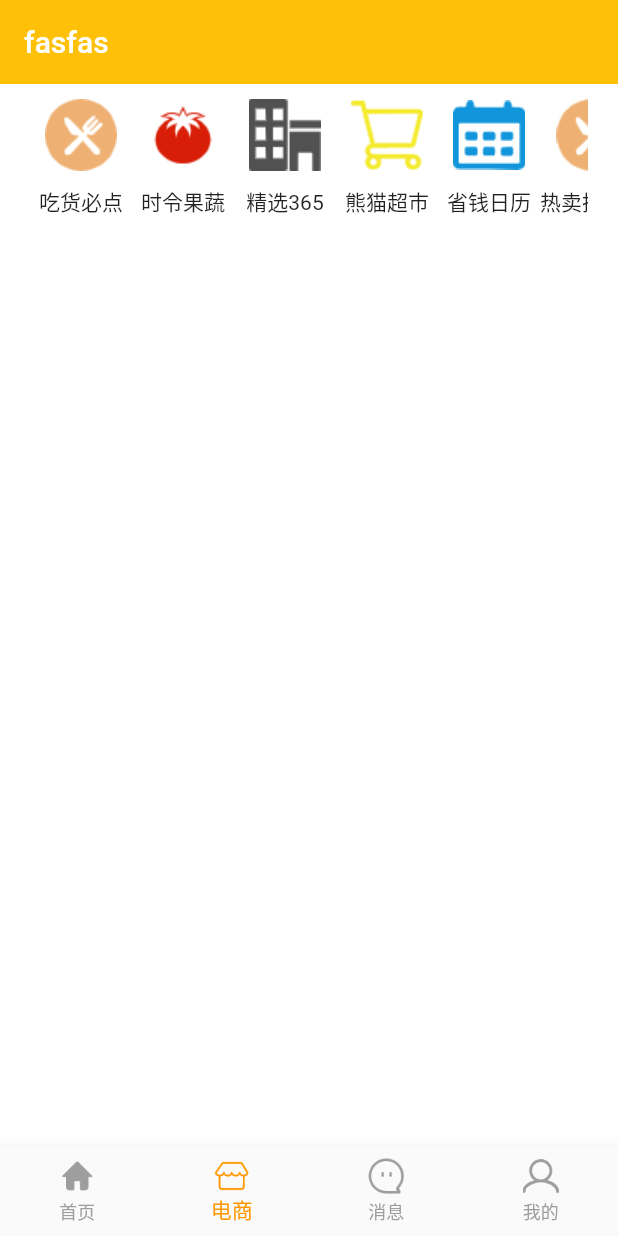
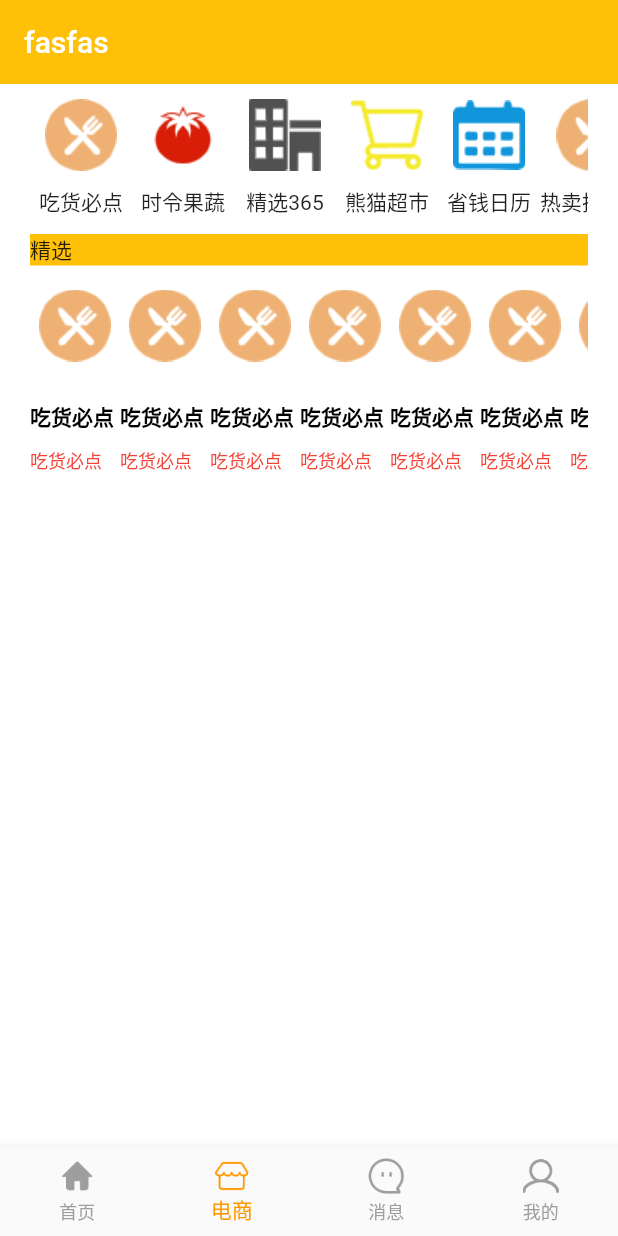
Before and after one commit to tubie/JFMeiTuan_Flutter, a Flutter app: the screen it shows after launch, item 2 of the bottom bar chosen, on a phone screen of 412 x 824 dp. Run offline on Flutter 3.47's test engine with Material 2 defaults, Android fonts, the phone set to English and light mode, and no system bars.

Commit message:
添加精选

```diff
--- a/lib/src/ecommerce/conreoller/ECommercePage.dart
+++ b/lib/src/ecommerce/conreoller/ECommercePage.dart
@@ -1,6 +1,7 @@
 import 'package:flutter/material.dart';
 import 'package:meituanflutter/src/base/BaseScaffoldPage.dart';
 import 'package:meituanflutter/src/ecommerce/view/ClassificationWidget.dart';
+import 'package:meituanflutter/src/ecommerce/view/FeaturedWidget.dart';
 
 class ECommercePage extends StatefulWidget {
   ECommercePage({
@@ -21,9 +22,13 @@ class _ECommercePageState extends State<ECommercePage> {
       titleBar: _createTitleBar(),
       body: Column(
         children: [
+
           Container(
             height: 100,
             child: ClassificationWidget(),),
+          Container(
+            height: 180,
+            child: FeaturedWidget(),),
         ],
       ),
     );
--- /dev/null
+++ b/lib/src/ecommerce/view/FeaturedItem.dart
@@ -0,0 +1,54 @@
+import 'package:flutter/material.dart';
+
+class FeaturedItem extends StatefulWidget {
+  final String title;
+  final String imagePath;
+
+  FeaturedItem({
+    Key key,
+    this.title,
+    this.imagePath,
+  }) : super(key: key);
+
+  @override
+  State<StatefulWidget> createState() => _FeaturedItem();
+}
+
+class _FeaturedItem extends State<FeaturedItem> {
+  @override
+  Widget build(BuildContext context) {
+    return Padding(
+      padding: EdgeInsets.all(0),
+      child: Column(
+        crossAxisAlignment: CrossAxisAlignment.start,
+        children: [
+          Padding(
+            padding: EdgeInsets.only(top: 10, bottom: 10, left: 0, right: 0),
+            child: Image(
+                width: 60, height: 60, image: AssetImage(widget.imagePath)),
+          ),
+          Padding(
+            padding: EdgeInsets.only(top: 10, bottom: 10),
+            child: Text(
+              widget.title,
+              style: TextStyle(
+                color: Colors.black,
+                fontWeight: FontWeight.bold,
+              ),
+              textAlign: TextAlign.left,
+            ),
+          ),
+          Text(
+            widget.title,
+            style: TextStyle(color: Colors.red, fontSize: 12),
+          )
+        ],
+      ),
+    );
+  }
+
+  @override
+  initState() {
+    super.initState();
+  }
+}
--- /dev/null
+++ b/lib/src/ecommerce/view/FeaturedWidget.dart
@@ -0,0 +1,77 @@
+import 'package:flutter/material.dart';
+import 'package:meituanflutter/src/ecommerce/view/FeaturedItem.dart';
+
+class FeaturedWidget extends StatefulWidget {
+  FeaturedWidget({
+    Key key,
+  }) : super(key: key);
+
+  @override
+  State<StatefulWidget> createState() => _FeaturedWidget();
+}
+
+class _FeaturedWidget extends State<FeaturedWidget> {
+  @override
+  Widget build(BuildContext context) {
+    return Padding(
+      padding: EdgeInsets.only(left: 20, right: 20),
+      child: Column(
+        children: [
+          Container(
+            color: Colors.amber,
+            child: Text('精选'),
+            alignment: Alignment.centerLeft,
+          ),
+          Expanded(
+            child: ListView(
+              scrollDirection: Axis.horizontal,
+              children: [
+                FeaturedItem(
+                  title: '吃货必点',
+                  imagePath: 'res/image/ecommerce/icon_eat.png',
+                ),
+                FeaturedItem(
+                  title: '吃货必点',
+                  imagePath: 'res/image/ecommerce/icon_eat.png',
+                ),
+                FeaturedItem(
+                  title: '吃货必点',
+                  imagePath: 'res/image/ecommerce/icon_eat.png',
+                ),
+                FeaturedItem(
+                  title: '吃货必点',
+                  imagePath: 'res/image/ecommerce/icon_eat.png',
+                ),
+                FeaturedItem(
+                  title: '吃货必点',
+                  imagePath: 'res/image/ecommerce/icon_eat.png',
+                ),
+                FeaturedItem(
+                  title: '吃货必点',
+                  imagePath: 'res/image/ecommerce/icon_eat.png',
+                ),
+                FeaturedItem(
+                  title: '吃货必点',
+                  imagePath: 'res/image/ecommerce/icon_eat.png',
+                ),
+                FeaturedItem(
+                  title: '吃货必点',
+                  imagePath: 'res/image/ecommerce/icon_eat.png',
+                ),
+                FeaturedItem(
+                  title: '吃货必点',
+                  imagePath: 'res/image/ecommerce/icon_eat.png',
+                ),
+              ],
+            ),
+          )
+        ],
+      ),
+    );
+  }
+
+  @override
+  initState() {
+    super.initState();
+  }
+}
```
